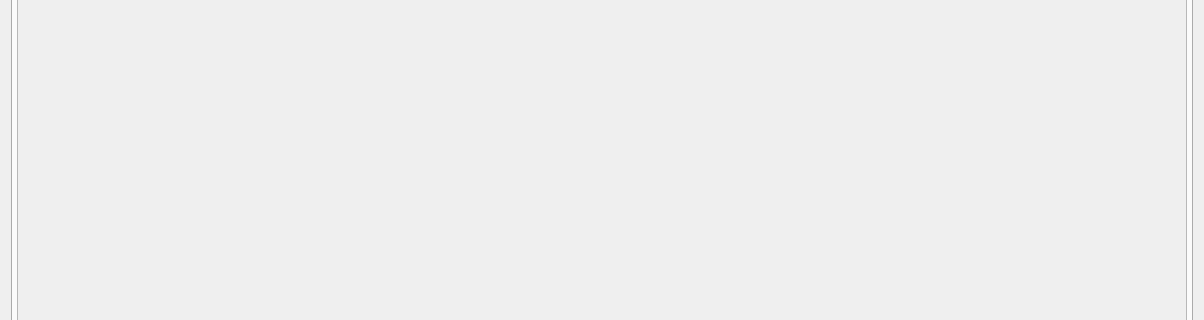
First picture: the form in platform/settings/qsetting.ui, repository yuhuang163/test, before the edit; both pictures show x 0 to 1204 and y 290 to 610 of the 1204 by 843 pixel window.
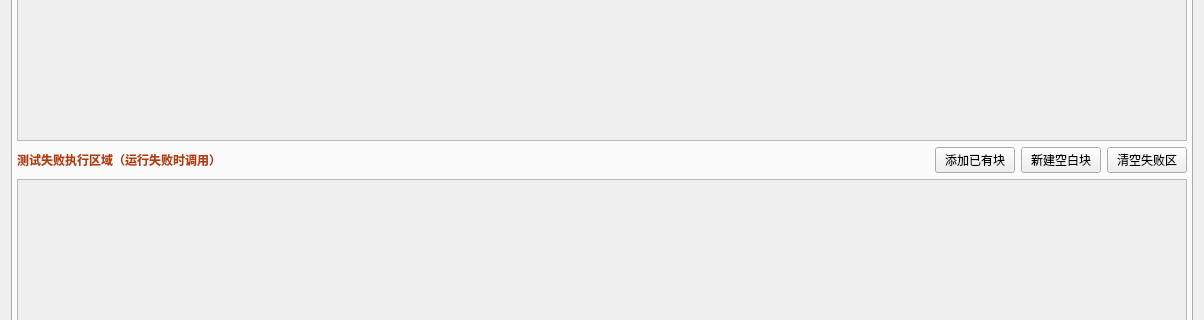
Second picture: the form after the edit.

Commit message: 允许退出，新增失败运行区域

What changed in the file:
```diff
--- a/platform/settings/qsetting.ui
+++ b/platform/settings/qsetting.ui
@@ -810,13 +810,119 @@
             <x>0</x>
             <y>0</y>
             <width>1170</width>
-            <height>718</height>
+            <height>340</height>
            </rect>
           </property>
           <layout class="QVBoxLayout" name="verticalLayout_testFlowBlocks"/>
          </widget>
         </widget>
        </item>
+       <item>
+        <layout class="QHBoxLayout" name="horizontalLayout_testFlowFailToolbar">
+         <item>
+          <widget class="QLabel" name="label_testFlowFailRegion">
+           <property name="toolTip">
+            <string>勾选「测试失败时结束测试流程」后，主流程任一步失败将停止后续主步骤，并按本区顺序执行（如抬气缸、断电等收尾）。</string>
+           </property>
+           <property name="styleSheet">
+            <string notr="true">font-weight: bold; color: rgb(180, 60, 0);</string>
+           </property>
+           <property name="text">
+            <string>测试失败执行区域（运行失败时调用）</string>
+           </property>
+          </widget>
+         </item>
+         <item>
+          <spacer name="horizontalSpacer_testFlowFail">
+           <property name="orientation">
+            <enum>Qt::Horizontal</enum>
+           </property>
+           <property name="sizeHint" stdset="0">
+            <size>
+             <width>40</width>
+             <height>20</height>
+            </size>
+           </property>
+          </spacer>
+         </item>
+         <item>
+          <widget class="QPushButton" name="pushButton_testFlowFailImport">
+           <property name="toolTip">
+            <string>向失败执行区域添加已有功能块</string>
+           </property>
+           <property name="text">
+            <string>添加已有块</string>
+           </property>
+          </widget>
+         </item>
+         <item>
+          <widget class="QPushButton" name="pushButton_testFlowFailAdd">
+           <property name="toolTip">
+            <string>在失败执行区域末尾新建空白块</string>
+           </property>
+           <property name="text">
+            <string>新建空白块</string>
+           </property>
+          </widget>
+         </item>
+         <item>
+          <widget class="QPushButton" name="pushButton_testFlowFailClear">
+           <property name="toolTip">
+            <string>清空失败执行区域（不删磁盘 ini）</string>
+           </property>
+           <property name="text">
+            <string>清空失败区</string>
+           </property>
+          </widget>
+         </item>
+        </layout>
+       </item>
+       <item>
+        <widget class="QScrollArea" name="scrollArea_testFlowFail">
+         <property name="minimumSize">
+          <size>
+           <width>0</width>
+           <height>120</height>
+          </size>
+         </property>
+         <property name="toolTip">
+          <string>失败收尾步骤列表，可与上方主流程互相拖拽。</string>
+         </property>
+         <property name="horizontalScrollBarPolicy">
+          <enum>Qt::ScrollBarAlwaysOff</enum>
+         </property>
+         <property name="widgetResizable">
+          <bool>true</bool>
+         </property>
+         <widget class="QWidget" name="scrollAreaWidgetContents_testFlowFail">
+          <property name="geometry">
+           <rect>
+            <x>0</x>
+            <y>0</y>
+            <width>1170</width>
+            <height>339</height>
+           </rect>
+          </property>
+          <layout class="QVBoxLayout" name="verticalLayout_testFlowFailBlocks">
+           <property name="spacing">
+            <number>4</number>
+           </property>
+           <property name="leftMargin">
+            <number>4</number>
+           </property>
+           <property name="topMargin">
+            <number>4</number>
+           </property>
+           <property name="rightMargin">
+            <number>4</number>
+           </property>
+           <property name="bottomMargin">
+            <number>4</number>
+           </property>
+          </layout>
+         </widget>
+        </widget>
+       </item>
       </layout>
      </widget>
      <widget class="QWidget" name="tab_2">
```
Left out of the diff: 2 changed lines with no effect on the pictures. The commit also changes 14 other files.
